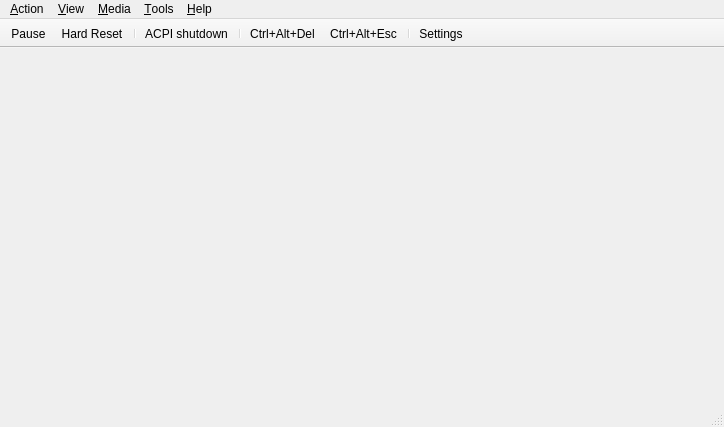
Qt form src/qt/qt_mainwindow.ui (86Box/86Box) before a commit.
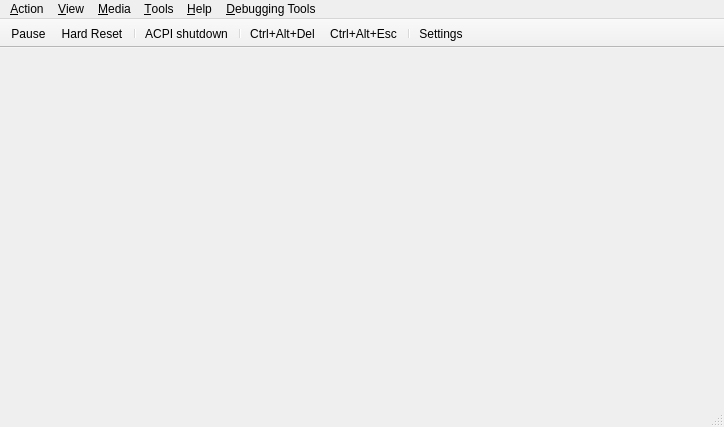
The same form after that commit. Icons and pictures are not drawn. Custom widgets are drawn as their Qt base class.

Commit message: start working on visual gpu debugging window; rename nv3_position_32 to nv3_coord_32; first pass at hardware cursor

```diff
--- a/src/qt/qt_mainwindow.ui
+++ b/src/qt/qt_mainwindow.ui
@@ -222,11 +222,19 @@
     <addaction name="actionAbout_86Box"/>
     <addaction name="actionAbout_Qt"/>
    </widget>
+   <widget class="QMenu" name="menuDebug">
+    <property name="title">
+      <string>&amp;Debugging Tools</string>
+    </property>
+    <addaction name="actionDebug_GPUDebug_VRAM"/>
+    <addaction name="actionDebug_GPUDebug_VisualNv"/>
+   </widget>
    <addaction name="menuAction"/>
    <addaction name="menuView"/>
    <addaction name="menuMedia"/>
    <addaction name="menuTools"/>
    <addaction name="menuAbout"/>
+   <addaction name="menuDebug"/>
   </widget>
   <widget class="QStatusBar" name="statusbar"/>
   <widget class="QToolBar" name="toolBar">
```
Left out of the diff: 10 changed lines with no effect on the pictures. The commit also changes 12 other files.
